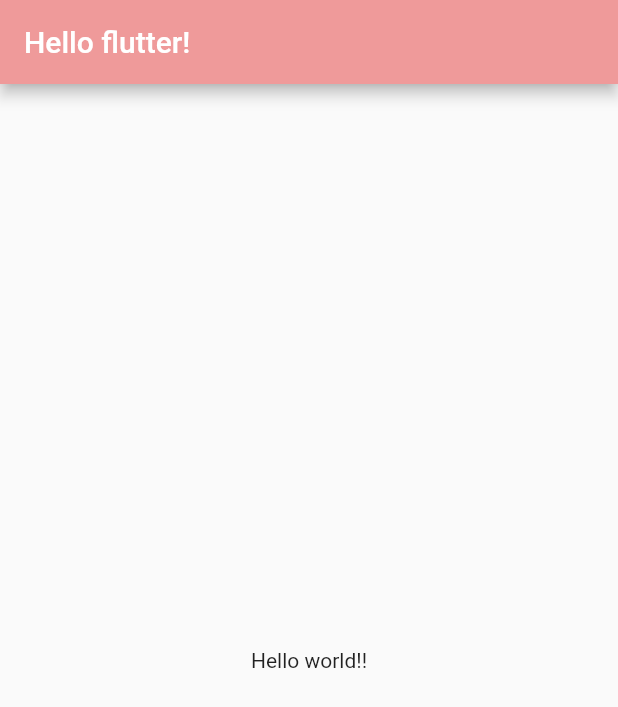
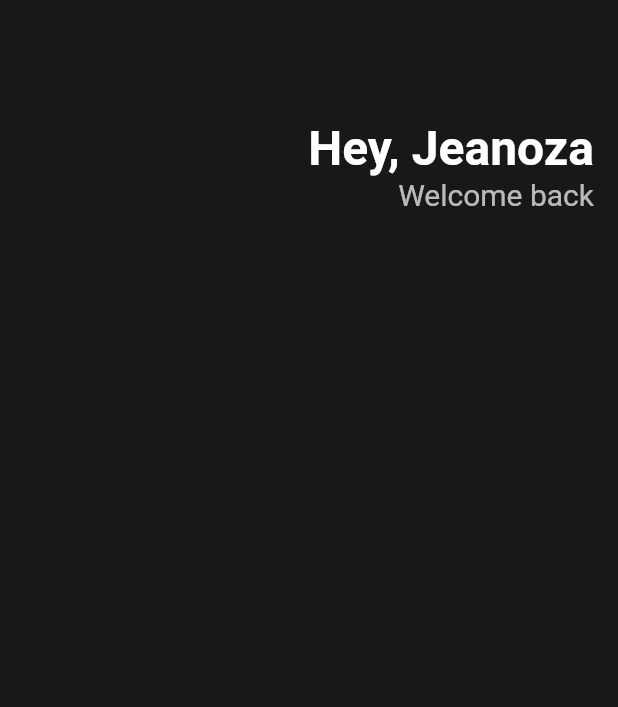
Before and after one commit to jeanoza/practice-flutter, a Flutter app: the screen it shows after launch, on a phone screen of 412 x 824 dp. Shown: the top 707 px of the screen. Run offline on Flutter 3.47's test engine with Material 2 defaults, Android fonts, the phone set to English and light mode, and no system bars.

Commit message:
fix(main.dart): practice widget and style property

```diff
--- a/lib/main.dart
+++ b/lib/main.dart
@@ -1,3 +1,5 @@
+// ignore_for_file: prefer_const_constructors
+
 import 'package:flutter/cupertino.dart';
 import 'package:flutter/material.dart';
 
@@ -10,11 +12,42 @@ class App extends StatelessWidget {
   Widget build(BuildContext context) {
     return MaterialApp(
       home: Scaffold(
-        appBar: AppBar(
-          title: Text("Hello flutter!"),
-          backgroundColor: Colors.red[200],
+        backgroundColor: Color(0xFF181818),
+        body: Padding(
+          padding: EdgeInsets.symmetric(horizontal: 16),
+          child: Column(
+            children: [
+              SizedBox(
+                height: 80,
+              ),
+              Row(
+                mainAxisAlignment: MainAxisAlignment.end,
+                children: [
+                  Column(
+                    crossAxisAlignment: CrossAxisAlignment.end,
+                    children: [
+                      Text(
+                        "Hey, Jeanoza",
+                        style: TextStyle(
+                          color: Colors.white,
+                          fontSize: 32,
+                          fontWeight: FontWeight.w600,
+                        ),
+                      ),
+                      Text(
+                        "Welcome back",
+                        style: TextStyle(
+                          color: Colors.white.withOpacity(0.7),
+                          fontSize: 20,
+                        ),
+                      ),
+                    ],
+                  )
+                ],
+              )
+            ],
+          ),
         ),
-        body: Center(child: Text("Hello world!!")),
       ),
     );
   }
```
